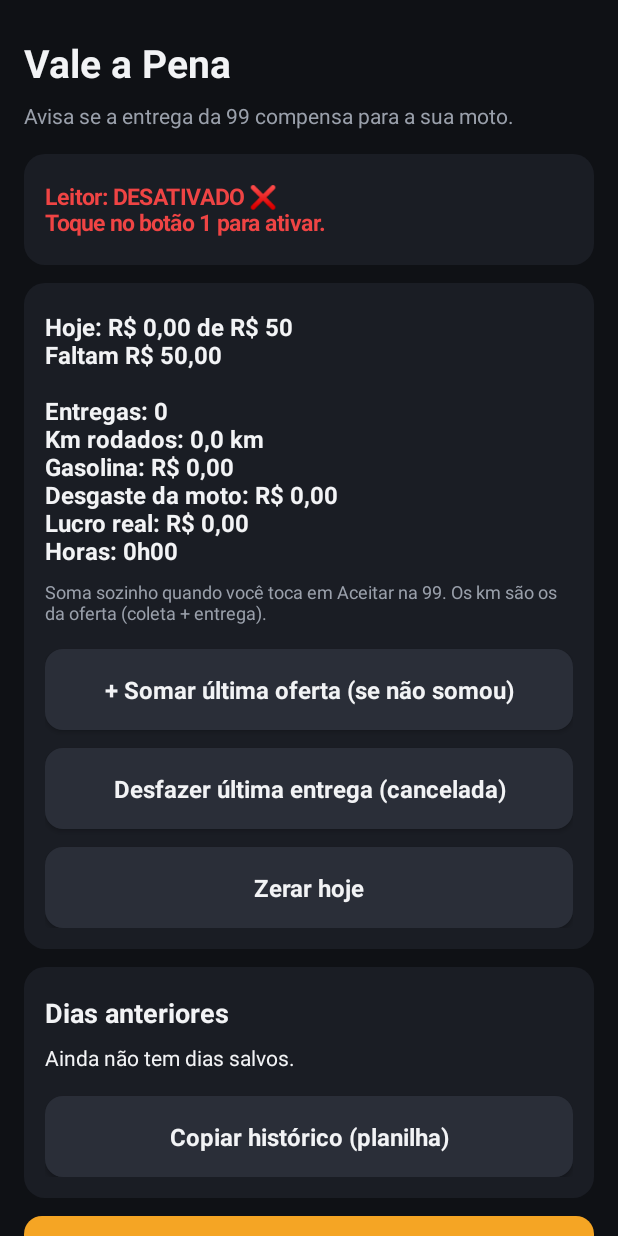
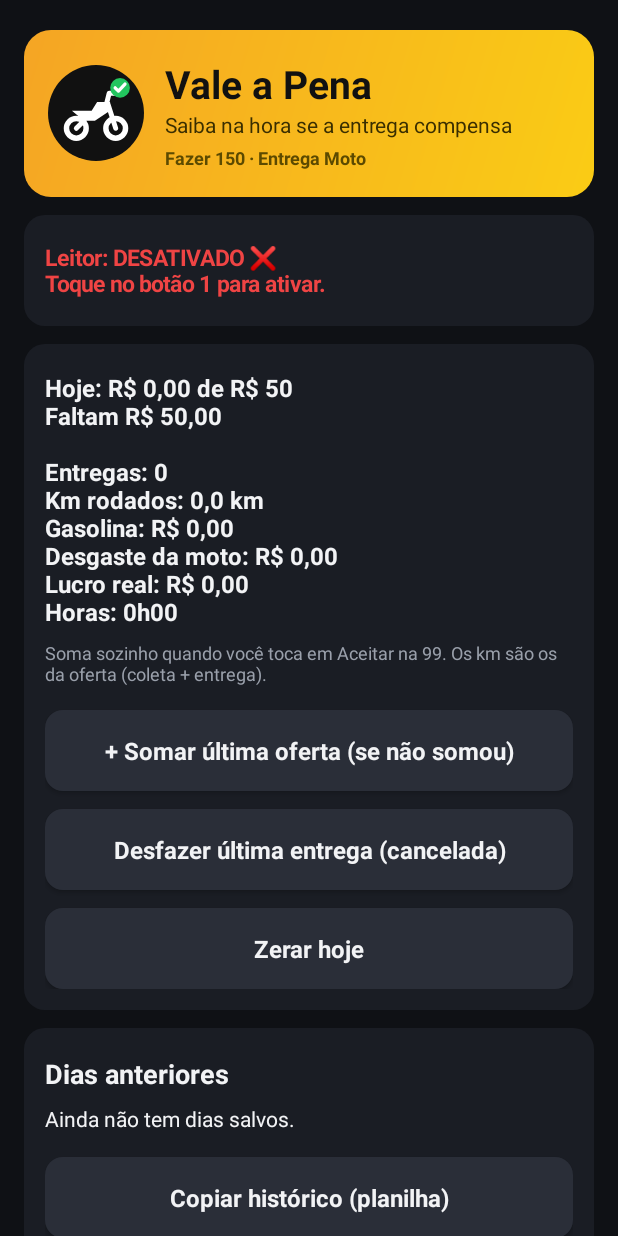
Before and after one commit to HigorPrudencio/vale-a-pena, an Android app: the screen it shows after launch (MainActivity), on a phone screen of 412 x 824 dp. Run offline under Robolectric (Android 15) with nearby library versions, the phone set to English and light mode, and no system bars.

Commit message:
Banner na tela inicial e novo ícone de moto
Co-Authored-By: Claude Opus 5.5 <noreply@anthropic.com>
Claude-Session: https://claude.ai/code/session_01WkTpN4YfRuu4s4cAy5N7yS

```diff
--- a/app/build.gradle.kts
+++ b/app/build.gradle.kts
@@ -11,8 +11,8 @@ android {
         applicationId = "com.hjvision.valeapena"
         minSdk = 24
         targetSdk = 34
-        versionCode = 1
-        versionName = "0.1"
+        versionCode = 2
+        versionName = "0.2"
     }
 
     signingConfigs {
--- a/app/src/main/java/com/hjvision/valeapena/MainActivity.kt
+++ b/app/src/main/java/com/hjvision/valeapena/MainActivity.kt
@@ -12,7 +12,9 @@ import android.os.Bundle
 import android.provider.Settings
 import android.text.InputType
 import android.util.TypedValue
+import android.view.Gravity
 import android.view.ViewGroup
+import android.widget.ImageView
 import android.widget.Button
 import android.widget.EditText
 import android.widget.LinearLayout
@@ -49,8 +51,7 @@ class MainActivity : Activity() {
             setBackgroundColor(corFundo)
         }
 
-        raiz.addView(texto("Vale a Pena", 26f, corTexto, true))
-        raiz.addView(texto("Avisa se a entrega da 99 compensa para a sua moto.", 14f, corMuted, false))
+        raiz.addView(banner())
 
         status = texto("", 15f, corTexto, true)
         raiz.addView(card(status))
@@ -353,6 +354,52 @@ class MainActivity : Activity() {
             setOnClickListener { acao() }
         }
 
+    private fun banner(): LinearLayout {
+        val caixa = LinearLayout(this).apply {
+            orientation = LinearLayout.HORIZONTAL
+            gravity = Gravity.CENTER_VERTICAL
+            setPadding(dp(16), dp(18), dp(16), dp(18))
+            background = GradientDrawable(
+                GradientDrawable.Orientation.TL_BR,
+                intArrayOf(Color.parseColor("#F5A524"), Color.parseColor("#FACC15"))
+            ).apply { cornerRadius = dp(18).toFloat() }
+        }
+        val icone = ImageView(this).apply {
+            setImageResource(R.drawable.ic_moto)
+            background = GradientDrawable().apply {
+                shape = GradientDrawable.OVAL
+                setColor(Color.parseColor("#111111"))
+            }
+            setPadding(dp(9), dp(9), dp(9), dp(9))
+            layoutParams = LinearLayout.LayoutParams(dp(64), dp(64))
+        }
+        caixa.addView(icone)
+        val textos = LinearLayout(this).apply {
+            orientation = LinearLayout.VERTICAL
+            setPadding(dp(14), 0, 0, 0)
+        }
+        textos.addView(TextView(this).apply {
+            text = "Vale a Pena"
+            setTextColor(Color.parseColor("#111111"))
+            setTextSize(TypedValue.COMPLEX_UNIT_SP, 26f)
+            typeface = Typeface.DEFAULT_BOLD
+        })
+        textos.addView(TextView(this).apply {
+            text = "Saiba na hora se a entrega compensa"
+            setTextColor(Color.parseColor("#3A2E00"))
+            setTextSize(TypedValue.COMPLEX_UNIT_SP, 14f)
+        })
+        textos.addView(TextView(this).apply {
+            text = "Fazer 150 · Entrega Moto"
+            setTextColor(Color.parseColor("#5C4A00"))
+            setTextSize(TypedValue.COMPLEX_UNIT_SP, 12f)
+            typeface = Typeface.DEFAULT_BOLD
+            setPadding(0, dp(4), 0, 0)
+        })
+        caixa.addView(textos)
+        return caixa
+    }
+
     private fun card(conteudo: android.view.View): LinearLayout =
         LinearLayout(this).apply {
             orientation = LinearLayout.VERTICAL
--- a/app/src/main/res/drawable/ic_launcher.xml
+++ b/app/src/main/res/drawable/ic_launcher.xml
@@ -3,6 +3,13 @@
     android:height="108dp"
     android:viewportWidth="108"
     android:viewportHeight="108">
-    <path android:fillColor="#22C55E" android:pathData="M54,4a50,50 0 1,0 0.1,0z" />
-    <path android:fillColor="#FFFFFF" android:pathData="M30,56 L46,72 L80,38 L74,32 L46,60 L36,50z" />
+    <path android:fillColor="#F5A524" android:pathData="M4,54a50,50 0 1,0 100,0a50,50 0 1,0 -100,0" />
+    <group android:translateX="22" android:translateY="24">
+        <path android:strokeColor="#111111" android:strokeWidth="5" android:pathData="M5,46a9,9 0 1,0 18,0a9,9 0 1,0 -18,0" />
+        <path android:strokeColor="#111111" android:strokeWidth="5" android:pathData="M41,46a9,9 0 1,0 18,0a9,9 0 1,0 -18,0" />
+        <path android:fillColor="#111111" android:pathData="M10,30 L28,30 L33,22 L45,22 L43,31 L31,39 L21,39 Z" />
+        <path android:strokeColor="#111111" android:strokeWidth="4.5" android:strokeLineCap="round" android:strokeLineJoin="round" android:pathData="M21,39 L14,46 M43,24 L50,46 M42,22 L44,14 L51,14" />
+        <path android:fillColor="#22C55E" android:pathData="M45,9a9,9 0 1,0 18,0a9,9 0 1,0 -18,0" />
+        <path android:strokeColor="#FFFFFF" android:strokeWidth="3" android:strokeLineCap="round" android:strokeLineJoin="round" android:pathData="M49.5,9 L52.5,12 L58.5,5.5" />
+    </group>
 </vector>
--- /dev/null
+++ b/app/src/main/res/drawable/ic_moto.xml
@@ -0,0 +1,12 @@
+<vector xmlns:android="http://schemas.android.com/apk/res/android"
+    android:width="64dp"
+    android:height="64dp"
+    android:viewportWidth="64"
+    android:viewportHeight="64">
+    <path android:strokeColor="#FFFFFF" android:strokeWidth="5" android:pathData="M5,46a9,9 0 1,0 18,0a9,9 0 1,0 -18,0" />
+    <path android:strokeColor="#FFFFFF" android:strokeWidth="5" android:pathData="M41,46a9,9 0 1,0 18,0a9,9 0 1,0 -18,0" />
+    <path android:fillColor="#FFFFFF" android:pathData="M10,30 L28,30 L33,22 L45,22 L43,31 L31,39 L21,39 Z" />
+    <path android:strokeColor="#FFFFFF" android:strokeWidth="4.5" android:strokeLineCap="round" android:strokeLineJoin="round" android:pathData="M21,39 L14,46 M43,24 L50,46 M42,22 L44,14 L51,14" />
+    <path android:fillColor="#22C55E" android:pathData="M45,9a9,9 0 1,0 18,0a9,9 0 1,0 -18,0" />
+    <path android:strokeColor="#FFFFFF" android:strokeWidth="3" android:strokeLineCap="round" android:strokeLineJoin="round" android:pathData="M49.5,9 L52.5,12 L58.5,5.5" />
+</vector>
```
